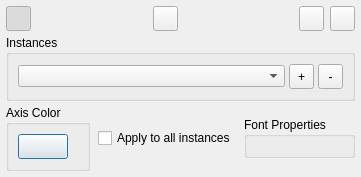
Asher-1/ACloudViewer, file app/ui_templates/measurementToolDlg.ui: the form before one commit.
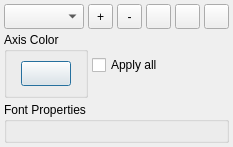
The form after the commit. Icons and pictures are not drawn.

Commit message: fix macos shortcuts issues with measurements tools

```diff
--- a/app/ui_templates/measurementToolDlg.ui
+++ b/app/ui_templates/measurementToolDlg.ui
@@ -6,8 +6,8 @@
    <rect>
     <x>0</x>
     <y>0</y>
-    <width>259</width>
-    <height>80</height>
+    <width>200</width>
+    <height>70</height>
    </rect>
   </property>
   <property name="sizePolicy">
@@ -21,51 +21,74 @@
   </property>
   <layout class="QVBoxLayout" name="verticalLayout">
    <property name="spacing">
-    <number>4</number>
+    <number>3</number>
    </property>
    <property name="leftMargin">
-    <number>6</number>
+    <number>4</number>
    </property>
    <property name="topMargin">
-    <number>6</number>
+    <number>4</number>
    </property>
    <property name="rightMargin">
-    <number>6</number>
+    <number>4</number>
    </property>
    <property name="bottomMargin">
-    <number>6</number>
+    <number>4</number>
    </property>
    <item>
-    <layout class="QHBoxLayout" name="horizontalLayout">
-     <property name="spacing">
-      <number>6</number>
-     </property>
+     <layout class="QHBoxLayout" name="horizontalLayout">
+      <property name="spacing">
+       <number>4</number>
+      </property>
      <item>
-      <widget class="QToolButton" name="showWidgetToolButton">
+      <widget class="QComboBox" name="instancesComboBox">
+       <property name="sizePolicy">
+        <sizepolicy hsizetype="Expanding" vsizetype="Fixed">
+         <horstretch>1</horstretch>
+         <verstretch>0</verstretch>
+        </sizepolicy>
+       </property>
        <property name="minimumSize">
         <size>
-         <width>25</width>
+         <width>80</width>
          <height>25</height>
         </size>
        </property>
        <property name="toolTip">
         <string>Show/hide measurement widget</string>
        </property>
-       <property name="statusTip">
-        <string>Show/hide measurement widget</string>
+      </widget>
+     </item>
+     <item>
+      <widget class="QToolButton" name="addInstanceButton">
+       <property name="minimumSize">
+        <size>
+         <width>25</width>
+         <height>25</height>
+        </size>
        </property>
        <property name="icon">
         <iconset resource="../MainWindow.qrc">
          <normaloff>:/Resources/images/interactors.png</normaloff>:/Resources/images/interactors.png</iconset>
        </property>
-       <property name="checkable">
-        <bool>true</bool>
+       <property name="text">
+        <string>+</string>
        </property>
-       <property name="checked">
-        <bool>true</bool>
+      </widget>
+     </item>
+     <item>
+      <widget class="QToolButton" name="removeInstanceButton">
+       <property name="minimumSize">
+        <size>
+         <width>25</width>
+         <height>25</height>
+        </size>
        </property>
-       <property name="autoRaise">
-        <bool>true</bool>
+       <property name="toolTip">
+        <string>Remove selected measurement instance</string>
+       </property>
+       <property name="text">
+        <string>-</string>
        </property>
       </widget>
      </item>
@@ -102,19 +125,6 @@
        </property>
       </widget>
      </item>
-     <item>
-      <spacer name="horizontalSpacer_2">
-       <property name="orientation">
-        <enum>Qt::Horizontal</enum>
-       </property>
-       <property name="sizeHint" stdset="0">
-        <size>
-         <width>40</width>
-         <height>20</height>
-        </size>
-       </property>
-      </spacer>
-     </item>
      <item>
       <widget class="QToolButton" name="resetButton">
        <property name="minimumSize">
@@ -158,132 +168,82 @@
     </layout>
    </item>
    <item>
-    <widget class="QGroupBox" name="instancesGroupBox">
-     <property name="sizePolicy">
-      <sizepolicy hsizetype="Preferred" vsizetype="Maximum">
-       <horstretch>0</horstretch>
-       <verstretch>0</verstretch>
-      </sizepolicy>
-     </property>
-     <property name="title">
-      <string>Instances</string>
-     </property>
-     <layout class="QHBoxLayout" name="instancesLayout">
-      <property name="spacing">
-       <number>4</number>
-      </property>
-      <item>
-       <widget class="QComboBox" name="instancesComboBox">
-        <property name="toolTip">
-         <string>Select measurement instance</string>
-        </property>
-       </widget>
-      </item>
-      <item>
-       <widget class="QToolButton" name="addInstanceButton">
-        <property name="minimumSize">
-         <size>
-          <width>25</width>
-          <height>25</height>
-         </size>
-        </property>
-        <property name="toolTip">
-         <string>Add new measurement instance</string>
-        </property>
-        <property name="text">
-         <string>+</string>
-        </property>
-       </widget>
-      </item>
-      <item>
-       <widget class="QToolButton" name="removeInstanceButton">
-        <property name="minimumSize">
-         <size>
-          <width>25</width>
-          <height>25</height>
-         </size>
-        </property>
-        <property name="toolTip">
-         <string>Remove selected measurement instance</string>
-        </property>
-        <property name="text">
-         <string>-</string>
-        </property>
-       </widget>
-      </item>
-     </layout>
-    </widget>
-   </item>
-   <item>
-    <layout class="QHBoxLayout" name="appearanceLayout">
+    <layout class="QVBoxLayout" name="appearanceLayout">
      <property name="spacing">
-      <number>8</number>
+      <number>4</number>
      </property>
      <item>
-      <widget class="QGroupBox" name="colorGroupBox">
-       <property name="sizePolicy">
-        <sizepolicy hsizetype="Preferred" vsizetype="Maximum">
-         <horstretch>0</horstretch>
-         <verstretch>0</verstretch>
-        </sizepolicy>
+      <layout class="QHBoxLayout" name="colorApplyLayout">
+       <property name="spacing">
+        <number>4</number>
        </property>
-       <property name="title">
-        <string>Axis Color</string>
-       </property>
-       <layout class="QHBoxLayout" name="colorLayout">
-        <property name="spacing">
-         <number>4</number>
-        </property>
-        <item>
-         <widget class="QPushButton" name="colorButton">
-          <property name="minimumSize">
-           <size>
-            <width>50</width>
-            <height>25</height>
-           </size>
+       <item>
+        <widget class="QGroupBox" name="colorGroupBox">
+         <property name="sizePolicy">
+          <sizepolicy hsizetype="Preferred" vsizetype="Maximum">
+           <horstretch>0</horstretch>
+           <verstretch>0</verstretch>
+          </sizepolicy>
+         </property>
+         <property name="title">
+          <string>Axis Color</string>
+         </property>
+         <layout class="QHBoxLayout" name="colorLayout">
+          <property name="spacing">
+           <number>4</number>
           </property>
-          <property name="maximumSize">
-           <size>
-            <width>50</width>
-            <height>25</height>
-           </size>
-          </property>
-          <property name="toolTip">
-           <string>Select measurement color</string>
-          </property>
-          <property name="text">
-           <string/>
-          </property>
-         </widget>
-        </item>
-        <item>
-         <spacer name="colorSpacer">
-          <property name="orientation">
-           <enum>Qt::Horizontal</enum>
-          </property>
-          <property name="sizeHint" stdset="0">
-           <size>
-            <width>40</width>
-            <height>20</height>
-           </size>
-          </property>
-         </spacer>
-        </item>
-       </layout>
-      </widget>
-     </item>
-     <item>
-      <widget class="QCheckBox" name="applyToAllCheckBox">
-       <property name="text">
-        <string>Apply to all instances</string>
-       </property>
-       <property name="toolTip">
-        <string>When checked, appearance settings apply to all measurement instances. Otherwise, only to the selected instance.</string>
-       </property>
-       <property name="checked">
-        <bool>false</bool>
-       </property>
-      </widget>
+          <item>
+           <widget class="QPushButton" name="colorButton">
+            <property name="minimumSize">
+             <size>
+              <width>50</width>
+              <height>25</height>
+             </size>
+            </property>
+            <property name="maximumSize">
+             <size>
+              <width>50</width>
+              <height>25</height>
+             </size>
+            </property>
+            <property name="toolTip">
+             <string>Select measurement color</string>
+            </property>
+            <property name="text">
+             <string/>
+            </property>
+           </widget>
+          </item>
+         </layout>
+        </widget>
+       </item>
+       <item>
+        <widget class="QCheckBox" name="applyToAllCheckBox">
+         <property name="text">
+          <string>Apply all</string>
+         </property>
+         <property name="toolTip">
+          <string>When checked, appearance settings apply to all measurement instances. Otherwise, only to the selected instance.</string>
+         </property>
+         <property name="checked">
+          <bool>false</bool>
+         </property>
+        </widget>
+       </item>
+       <item>
+        <spacer name="colorApplySpacer">
+         <property name="orientation">
+          <enum>Qt::Horizontal</enum>
+         </property>
+         <property name="sizeHint" stdset="0">
+          <size>
+           <width>40</width>
+           <height>20</height>
+          </size>
+         </property>
+        </spacer>
+       </item>
+      </layout>
      </item>
      <item>
       <widget class="QGroupBox" name="fontGroupBox">
```
Left out of the diff: 7 changed lines with no effect on the pictures. The commit also changes 18 other files.
